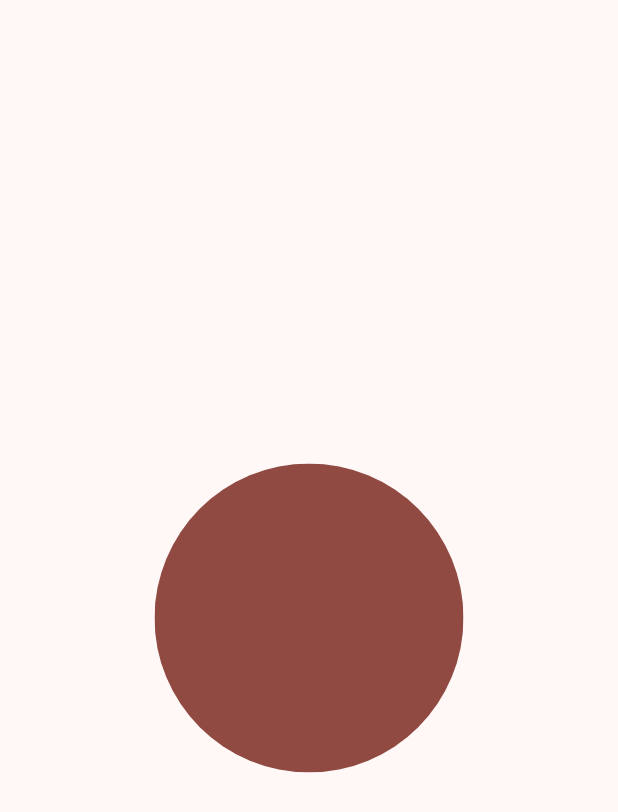
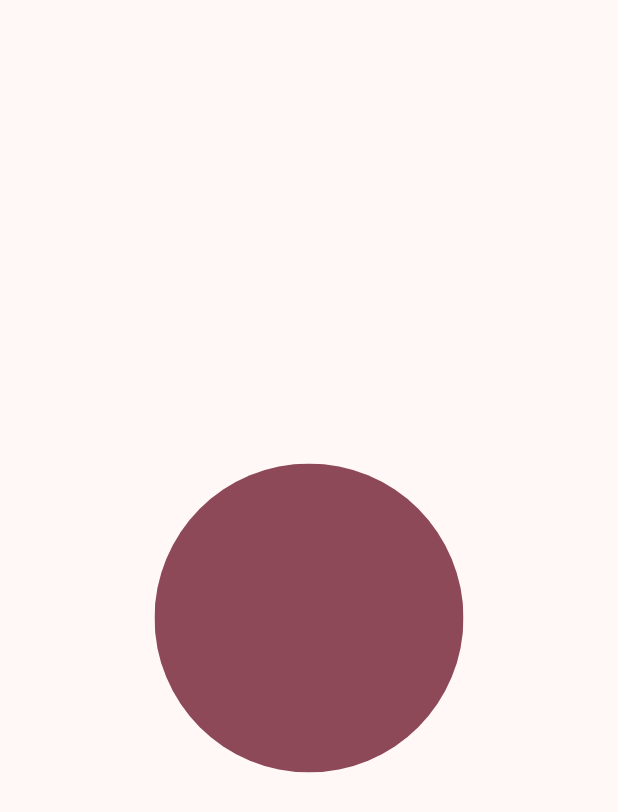
Before and after one commit to yvvki/dog-clicker, a Flutter app: the screen it shows after launch, on a phone screen of 412 x 824 dp. Shown: the top 812 px of the screen. Run offline on Flutter 3.47's test engine with Material 3 defaults, Android fonts, the phone set to English and light mode, and no system bars; drawn by our look-alikes of dynamic_color; missing offline and left inert: flutter_soloud.

Commit message:
fix: color

```diff
--- a/lib/main.dart
+++ b/lib/main.dart
@@ -14,7 +14,7 @@ class ClickerApp extends StatelessWidget {
   Widget build(BuildContext context) {
     return DynamicColorBuilder(
       builder: (ColorScheme? lightDynamic, ColorScheme? darkDynamic) {
-        const brandColor = Colors.red;
+        const brandColor = Color(0xfff30069);
 
         return MaterialApp(
           title: 'Clicker',
```
